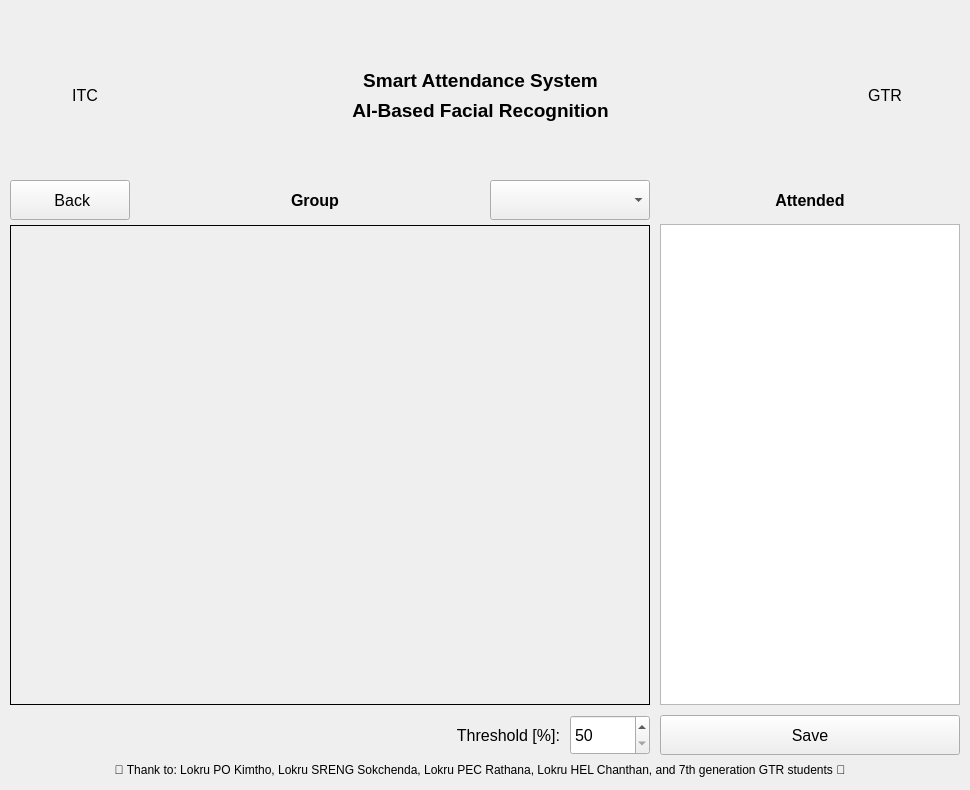
Above: resource/view_controller/check_attendance_form/View.ui from muysengly/repo_attendance_system before the change. Below: the same form after it.
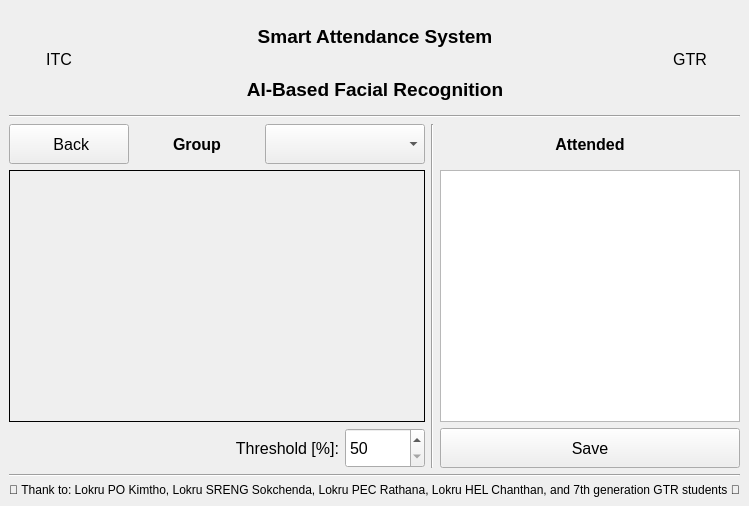
That is the form after the change.

What changed in the file:
```diff
--- a/resource/view_controller/check_attendance_form/View.ui
+++ b/resource/view_controller/check_attendance_form/View.ui
@@ -9,8 +9,8 @@
             <rect>
                 <x>0</x>
                 <y>0</y>
-                <width>970</width>
-                <height>790</height>
+    <width>735</width>
+    <height>506</height>
             </rect>
         </property>
         <property name="sizePolicy">
@@ -21,50 +21,252 @@
         </property>
         <property name="minimumSize">
             <size>
-                <width>970</width>
-                <height>790</height>
+    <width>0</width>
+    <height>0</height>
             </size>
         </property>
         <property name="maximumSize">
             <size>
-                <width>970</width>
-                <height>790</height>
+    <width>99999</width>
+    <height>99999</height>
             </size>
         </property>
         <property name="windowTitle">
             <string>MainWindow</string>
         </property>
         <widget class="QWidget" name="centralwidget">
-            <widget class="QLabel" name="label">
-                <property name="geometry">
-                    <rect>
-                        <x>660</x>
-                        <y>180</y>
-                        <width>300</width>
+   <layout class="QVBoxLayout" name="verticalLayout_4">
+    <item>
+     <layout class="QHBoxLayout" name="horizontalLayout">
+      <item alignment="Qt::AlignLeft">
+       <widget class="QLabel" name="label_itc_logo">
+        <property name="minimumSize">
+         <size>
+          <width>100</width>
+          <height>100</height>
+         </size>
+        </property>
+        <property name="maximumSize">
+         <size>
+          <width>100</width>
+          <height>100</height>
+         </size>
+        </property>
+        <property name="font">
+         <font>
+          <pointsize>12</pointsize>
+         </font>
+        </property>
+        <property name="frameShape">
+         <enum>QFrame::NoFrame</enum>
+        </property>
+        <property name="text">
+         <string>ITC</string>
+        </property>
+        <property name="alignment">
+         <set>Qt::AlignCenter</set>
+        </property>
+       </widget>
+      </item>
+      <item>
+       <layout class="QVBoxLayout" name="verticalLayout">
+        <item alignment="Qt::AlignBottom">
+         <widget class="QLabel" name="label_4">
+          <property name="minimumSize">
+           <size>
+            <width>360</width>
                         <height>40</height>
-                    </rect>
-                </property>
+           </size>
+          </property>
+          <property name="maximumSize">
+           <size>
+            <width>99999</width>
+            <height>40</height>
+           </size>
+          </property>
                 <property name="font">
                     <font>
+            <pointsize>14</pointsize>
+            <bold>true</bold>
+           </font>
+          </property>
+          <property name="text">
+           <string>Smart Attendance System</string>
+          </property>
+          <property name="alignment">
+           <set>Qt::AlignCenter</set>
+          </property>
+         </widget>
+        </item>
+        <item alignment="Qt::AlignBottom">
+         <widget class="QLabel" name="label_5">
+          <property name="minimumSize">
+           <size>
+            <width>360</width>
+            <height>40</height>
+           </size>
+          </property>
+          <property name="maximumSize">
+           <size>
+            <width>99999</width>
+            <height>40</height>
+           </size>
+          </property>
+          <property name="font">
+           <font>
+            <pointsize>14</pointsize>
+            <bold>true</bold>
+           </font>
+          </property>
+          <property name="text">
+           <string>AI-Based Facial Recognition</string>
+          </property>
+          <property name="alignment">
+           <set>Qt::AlignCenter</set>
+          </property>
+         </widget>
+        </item>
+       </layout>
+      </item>
+      <item alignment="Qt::AlignRight">
+       <widget class="QLabel" name="label_gtr_logo">
+        <property name="minimumSize">
+         <size>
+          <width>100</width>
+          <height>100</height>
+         </size>
+        </property>
+        <property name="maximumSize">
+         <size>
+          <width>100</width>
+          <height>100</height>
+         </size>
+        </property>
+        <property name="font">
+         <font>
                         <pointsize>12</pointsize>
+         </font>
+        </property>
+        <property name="frameShape">
+         <enum>QFrame::NoFrame</enum>
+        </property>
+        <property name="text">
+         <string>GTR</string>
+        </property>
+        <property name="alignment">
+         <set>Qt::AlignCenter</set>
+        </property>
+       </widget>
+      </item>
+     </layout>
+    </item>
+    <item>
+     <widget class="Line" name="line">
+      <property name="orientation">
+       <enum>Qt::Horizontal</enum>
+      </property>
+     </widget>
+    </item>
+    <item>
+     <layout class="QHBoxLayout" name="horizontalLayout_4">
+      <item>
+       <layout class="QVBoxLayout" name="verticalLayout_3">
+        <item>
+         <layout class="QHBoxLayout" name="horizontalLayout_2">
+          <item>
+           <widget class="QPushButton" name="pushButton_back">
+            <property name="sizePolicy">
+             <sizepolicy hsizetype="Preferred" vsizetype="Preferred">
+              <horstretch>0</horstretch>
+              <verstretch>0</verstretch>
+             </sizepolicy>
+            </property>
+            <property name="minimumSize">
+             <size>
+              <width>120</width>
+              <height>40</height>
+             </size>
+            </property>
+            <property name="maximumSize">
+             <size>
+              <width>120</width>
+              <height>40</height>
+             </size>
+            </property>
+            <property name="font">
+             <font>
+              <pointsize>12</pointsize>
+             </font>
+            </property>
+            <property name="text">
+             <string> Back</string>
+            </property>
+           </widget>
+          </item>
+          <item>
+           <widget class="QLabel" name="label_group_name">
+            <property name="minimumSize">
+             <size>
+              <width>0</width>
+              <height>40</height>
+             </size>
+            </property>
+            <property name="maximumSize">
+             <size>
+              <width>99999</width>
+              <height>40</height>
+             </size>
+            </property>
+            <property name="font">
+             <font>
+              <pointsize>12</pointsize>
                         <bold>true</bold>
                     </font>
                 </property>
                 <property name="text">
-                    <string>Attended</string>
+             <string>Group</string>
                 </property>
                 <property name="alignment">
                     <set>Qt::AlignCenter</set>
                 </property>
             </widget>
+          </item>
+          <item>
+           <widget class="QComboBox" name="comboBox_camera">
+            <property name="minimumSize">
+             <size>
+              <width>160</width>
+              <height>40</height>
+             </size>
+            </property>
+            <property name="maximumSize">
+             <size>
+              <width>160</width>
+              <height>40</height>
+             </size>
+            </property>
+            <property name="font">
+             <font>
+              <pointsize>12</pointsize>
+             </font>
+            </property>
+           </widget>
+          </item>
+         </layout>
+        </item>
+        <item>
             <widget class="QLabel" name="label_camera">
-                <property name="geometry">
-                    <rect>
-                        <x>10</x>
-                        <y>225</y>
-                        <width>640</width>
-                        <height>480</height>
-                    </rect>
+          <property name="sizePolicy">
+           <sizepolicy hsizetype="Expanding" vsizetype="Expanding">
+            <horstretch>0</horstretch>
+            <verstretch>0</verstretch>
+           </sizepolicy>
+          </property>
+          <property name="minimumSize">
+           <size>
+            <width>320</width>
+            <height>240</height>
+           </size>
                 </property>
                 <property name="frameShape">
                     <enum>QFrame::Box</enum>
@@ -73,45 +275,35 @@
                     <string/>
                 </property>
             </widget>
-            <widget class="QComboBox" name="comboBox_camera">
-                <property name="geometry">
-                    <rect>
-                        <x>490</x>
-                        <y>180</y>
-                        <width>160</width>
-                        <height>40</height>
-                    </rect>
-                </property>
-                <property name="font">
-                    <font>
-                        <pointsize>12</pointsize>
-                    </font>
-                </property>
-            </widget>
-            <widget class="QLabel" name="label_2">
-                <property name="geometry">
-                    <rect>
-                        <x>70</x>
-                        <y>760</y>
-                        <width>820</width>
+        </item>
+        <item>
+         <layout class="QHBoxLayout" name="horizontalLayout_3">
+          <item>
+           <spacer name="horizontalSpacer">
+            <property name="orientation">
+             <enum>Qt::Horizontal</enum>
+            </property>
+            <property name="sizeHint" stdset="0">
+             <size>
+              <width>40</width>
                         <height>20</height>
-                    </rect>
-                </property>
-                <property name="text">
-                    <string>🙏 Thank to: Lokru PO Kimtho, Lokru SRENG Sokchenda, Lokru PEC Rathana, Lokru HEL Chanthan, and 7th generation GTR students 🙏</string>
-                </property>
-                <property name="alignment">
-                    <set>Qt::AlignCenter</set>
-                </property>
-            </widget>
+             </size>
+            </property>
+           </spacer>
+          </item>
+          <item>
             <widget class="QLabel" name="label_3">
-                <property name="geometry">
-                    <rect>
-                        <x>410</x>
-                        <y>715</y>
+            <property name="minimumSize">
+             <size>
                         <width>150</width>
                         <height>40</height>
-                    </rect>
+             </size>
+            </property>
+            <property name="maximumSize">
+             <size>
+              <width>150</width>
+              <height>40</height>
+             </size>
                 </property>
                 <property name="font">
                     <font>
@@ -125,72 +317,26 @@
                     <set>Qt::AlignRight|Qt::AlignTrailing|Qt::AlignVCenter</set>
                 </property>
             </widget>
-            <widget class="QLabel" name="label_group_name">
-                <property name="geometry">
-                    <rect>
-                        <x>140</x>
-                        <y>180</y>
-                        <width>350</width>
-                        <height>40</height>
-                    </rect>
-                </property>
-                <property name="font">
-                    <font>
-                        <pointsize>12</pointsize>
-                        <bold>true</bold>
-                    </font>
-                </property>
-                <property name="text">
-                    <string>Group</string>
-                </property>
-                <property name="alignment">
-                    <set>Qt::AlignCenter</set>
-                </property>
-            </widget>
-            <widget class="QPushButton" name="pushButton_save">
-                <property name="geometry">
-                    <rect>
-                        <x>660</x>
-                        <y>715</y>
-                        <width>300</width>
-                        <height>40</height>
-                    </rect>
-                </property>
-                <property name="font">
-                    <font>
-                        <pointsize>12</pointsize>
-                    </font>
-                </property>
-                <property name="text">
-                    <string>Save</string>
-                </property>
-            </widget>
-            <widget class="QListView" name="listView_attd">
-                <property name="geometry">
-                    <rect>
-                        <x>660</x>
-                        <y>224</y>
-                        <width>300</width>
-                        <height>481</height>
-                    </rect>
-                </property>
-                <property name="font">
-                    <font>
-                        <pointsize>12</pointsize>
-                    </font>
-                </property>
-                <property name="editTriggers">
-                    <set>QAbstractItemView::NoEditTriggers</set>
-                </property>
-            </widget>
+          </item>
+          <item>
             <widget class="QSpinBox" name="spinBox_threshold">
-                <property name="geometry">
-                    <rect>
-                        <x>570</x>
-                        <y>715</y>
+            <property name="sizePolicy">
+             <sizepolicy hsizetype="Preferred" vsizetype="Preferred">
+              <horstretch>0</horstretch>
+              <verstretch>0</verstretch>
+             </sizepolicy>
+            </property>
+            <property name="minimumSize">
+             <size>
                         <width>80</width>
                         <height>40</height>
-                    </rect>
+             </size>
+            </property>
+            <property name="maximumSize">
+             <size>
+              <width>80</width>
+              <height>40</height>
+             </size>
                 </property>
                 <property name="font">
                     <font>
@@ -201,116 +347,130 @@
                     <number>50</number>
                 </property>
             </widget>
-            <widget class="QPushButton" name="pushButton_back">
-                <property name="geometry">
-                    <rect>
-                        <x>10</x>
-                        <y>180</y>
-                        <width>120</width>
-                        <height>40</height>
-                    </rect>
-                </property>
-                <property name="font">
-                    <font>
-                        <pointsize>12</pointsize>
-                    </font>
-                </property>
-                <property name="text">
-                    <string> Back</string>
-                </property>
-            </widget>
-            <widget class="QLabel" name="label_itc_logo">
-                <property name="geometry">
-                    <rect>
-                        <x>10</x>
-                        <y>20</y>
-                        <width>150</width>
-                        <height>150</height>
-                    </rect>
-                </property>
+          </item>
+         </layout>
+        </item>
+       </layout>
+      </item>
+      <item>
+       <widget class="Line" name="line_3">
+        <property name="orientation">
+         <enum>Qt::Vertical</enum>
+        </property>
+       </widget>
+      </item>
+      <item>
+       <layout class="QVBoxLayout" name="verticalLayout_2">
+        <item>
+         <widget class="QLabel" name="label">
+          <property name="minimumSize">
+           <size>
+            <width>300</width>
+            <height>40</height>
+           </size>
+          </property>
+          <property name="maximumSize">
+           <size>
+            <width>16777215</width>
+            <height>40</height>
+           </size>
+          </property>
                 <property name="font">
                     <font>
                         <pointsize>12</pointsize>
-                    </font>
-                </property>
-                <property name="frameShape">
-                    <enum>QFrame::NoFrame</enum>
-                </property>
+            <bold>true</bold>
+           </font>
+          </property>
                 <property name="text">
-                    <string>ITC</string>
+           <string>Attended</string>
                 </property>
                 <property name="alignment">
                     <set>Qt::AlignCenter</set>
                 </property>
             </widget>
-            <widget class="QLabel" name="label_gtr_logo">
-                <property name="geometry">
-                    <rect>
-                        <x>810</x>
-                        <y>20</y>
-                        <width>150</width>
-                        <height>150</height>
-                    </rect>
-                </property>
+        </item>
+        <item>
+         <widget class="QListView" name="listView_attd">
+          <property name="sizePolicy">
+           <sizepolicy hsizetype="Fixed" vsizetype="Expanding">
+            <horstretch>0</horstretch>
+            <verstretch>0</verstretch>
+           </sizepolicy>
+          </property>
+          <property name="minimumSize">
+           <size>
+            <width>300</width>
+            <height>240</height>
+           </size>
+          </property>
+          <property name="maximumSize">
+           <size>
+            <width>999</width>
+            <height>99999</height>
+           </size>
+          </property>
                 <property name="font">
                     <font>
                         <pointsize>12</pointsize>
                     </font>
                 </property>
-                <property name="frameShape">
-                    <enum>QFrame::NoFrame</enum>
-                </property>
-                <property name="text">
-                    <string>GTR</string>
-                </property>
-                <property name="alignment">
-                    <set>Qt::AlignCenter</set>
-                </property>
-            </widget>
-            <widget class="QLabel" name="label_4">
-                <property name="geometry">
-                    <rect>
-                        <x>300</x>
-                        <y>60</y>
-                        <width>361</width>
+          <property name="editTriggers">
+           <set>QAbstractItemView::NoEditTriggers</set>
+          </property>
+         </widget>
+        </item>
+        <item>
+         <widget class="QPushButton" name="pushButton_save">
+          <property name="sizePolicy">
+           <sizepolicy hsizetype="Preferred" vsizetype="Preferred">
+            <horstretch>0</horstretch>
+            <verstretch>0</verstretch>
+           </sizepolicy>
+          </property>
+          <property name="minimumSize">
+           <size>
+            <width>300</width>
+            <height>40</height>
+           </size>
+          </property>
+          <property name="maximumSize">
+           <size>
+            <width>300</width>
                         <height>40</height>
-                    </rect>
+           </size>
                 </property>
                 <property name="font">
                     <font>
-                        <pointsize>14</pointsize>
-                        <bold>true</bold>
+            <pointsize>12</pointsize>
                     </font>
                 </property>
                 <property name="text">
-                    <string>Smart Attendance System</string>
-                </property>
-                <property name="alignment">
-                    <set>Qt::AlignCenter</set>
-                </property>
-            </widget>
-            <widget class="QLabel" name="label_5">
-                <property name="geometry">
-                    <rect>
-                        <x>300</x>
-                        <y>90</y>
-                        <width>361</width>
-                        <height>40</height>
-                    </rect>
-                </property>
-                <property name="font">
-                    <font>
-                        <pointsize>14</pointsize>
-                        <bold>true</bold>
-                    </font>
-                </property>
+           <string>Save</string>
+          </property>
+         </widget>
+        </item>
+       </layout>
+      </item>
+     </layout>
+    </item>
+    <item>
+     <widget class="Line" name="line_2">
+      <property name="orientation">
+       <enum>Qt::Horizontal</enum>
+      </property>
+     </widget>
+    </item>
+    <item>
+     <widget class="QLabel" name="label_2">
                 <property name="text">
-                    <string>AI-Based Facial Recognition</string>
+       <string>🙏 Thank to: Lokru PO Kimtho, Lokru SRENG Sokchenda, Lokru PEC Rathana, Lokru HEL Chanthan, and 7th generation GTR students 🙏</string>
                 </property>
                 <property name="alignment">
                     <set>Qt::AlignCenter</set>
                 </property>
             </widget>
+    </item>
+   </layout>
         </widget>
     </widget>
     <resources/>
```
Lines whose indentation alone changed are shown as unchanged.
